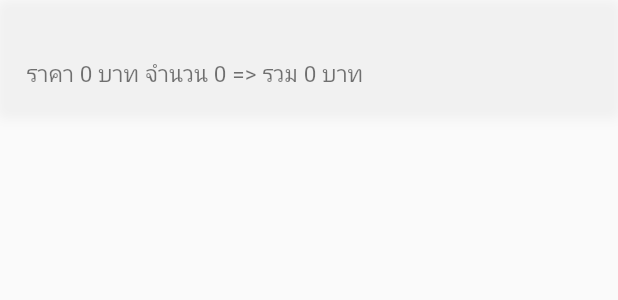
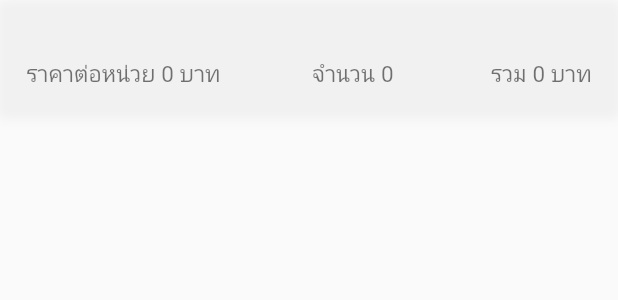
Before and after one commit to NiebAnupat/ProjectCafe-Flutter, a Flutter app: the DetailList widget shown alone on an empty page, opened directly with empty values, on a phone screen of 412 x 824 dp. Shown: the top 300 px of the screen. Run offline on Flutter 3.47's test engine with Material 2 defaults, Android fonts, the phone set to English and light mode, and no system bars; our stand-ins replace flutter_bloc, get, getwidget, google_fonts, shared_preferences; missing offline and left inert: gsheets; accounts and stored records are empty; key blocks and very long unbroken strings in the code were emptied for the run.

Commit message:
feat : order menu image & detail list style

```diff
--- a/lib/components/detailList.dart
+++ b/lib/components/detailList.dart
@@ -31,11 +31,18 @@ class DetailList extends StatelessWidget {
         padding: const EdgeInsets.all(1.5),
         child: ListTile(
           title: Text(name, style: GoogleFonts.notoSansThai(fontSize: 18)),
-          subtitle: Text(
-            "ราคา $price บาท" +
-                " จำนวน $amount" +
-                " => รวม ${price * amount} บาท",
-            style: GoogleFonts.notoSansThai(fontSize: 15),
+          subtitle: Row(
+            mainAxisAlignment: MainAxisAlignment.spaceBetween,
+            children: [
+              Text(
+                "ราคาต่อหน่วย $price บาท",
+                style: GoogleFonts.notoSansThai(fontSize: 15),
+              ),
+              Text("จำนวน $amount",
+                  style: GoogleFonts.notoSansThai(fontSize: 15)),
+              Text(" รวม ${price * amount} บาท",
+                  style: GoogleFonts.notoSansThai(fontSize: 15)),
+            ],
           ),
         ),
       ),
--- a/lib/components/menuList.dart
+++ b/lib/components/menuList.dart
@@ -51,8 +51,8 @@ class MenuList extends StatelessWidget {
           // Add menu button
           trailing: IconButton(
             onPressed: () {
-              orderController
-                  .addOrder(Order(menu.id, menu.name, menu.price, 1));
+              orderController.addOrder(
+                  Order(menu.id, menu.name, menu.price, 1, menu.image));
             },
             icon: const Icon(Icons.add),
           ),
--- a/lib/getX/order/logic.dart
+++ b/lib/getX/order/logic.dart
@@ -28,7 +28,7 @@ class OrderLogic extends GetxController {
   deleteOrder(Order order) {
     int index = orders.indexWhere((element) => element.menuId == order.menuId);
     // decrease the quantity by id
-    var newOrder = Order(0, '', 0, 0);
+    var newOrder = Order(0, '', 0, 0, '');
     newOrder.menuId = orders[index].menuId;
     newOrder.name = orders[index].name;
     newOrder.price = orders[index].price;
--- a/lib/models/Menu.dart
+++ b/lib/models/Menu.dart
@@ -4,7 +4,7 @@ class Menu {
   int id;
   String name;
   int price;
-  String? image;
+  String image;
 
   Menu(this.id, this.name, this.price, this.image);
 
--- a/lib/models/Order.dart
+++ b/lib/models/Order.dart
@@ -5,8 +5,9 @@ class Order {
   String name;
   int price;
   int quantity;
+  String image;
 
-  Order(this.menuId, this.name, this.price, this.quantity);
+  Order(this.menuId, this.name, this.price, this.quantity, this.image);
 
   Map<String, dynamic> toJSON() => {
         'id': 0,
```
Also changed, not shown: lib/components/ordersList.dart (+9 -6 lines), lib/pages/ordersPage.dart (+6 -2 lines).
